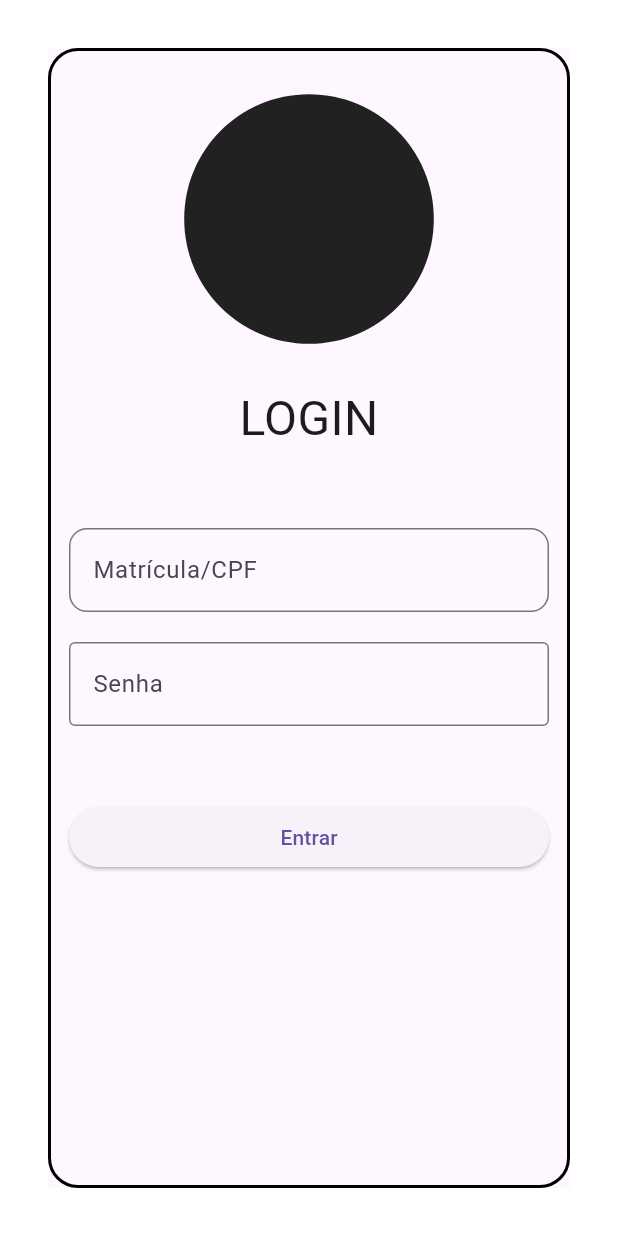
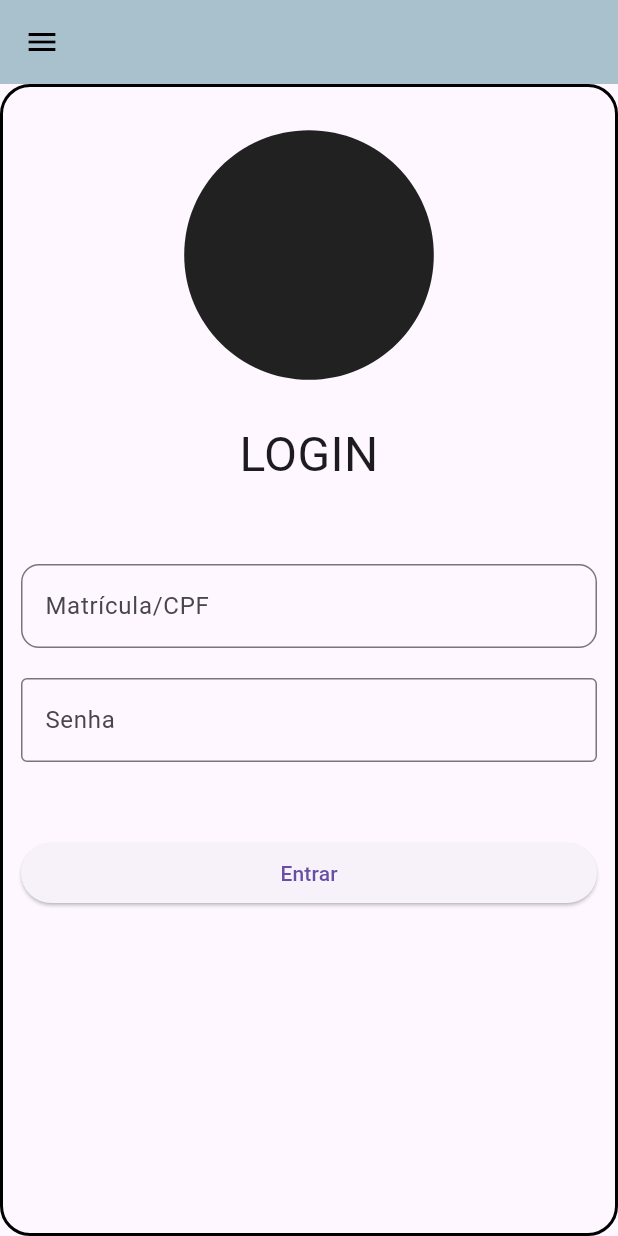
Before and after one commit to jappejappe/AlimTrack-Hackathon, a Flutter app: the screen it shows after launch, on a phone screen of 412 x 824 dp. Run offline on Flutter 3.47's test engine with Material 3 defaults, Android fonts, the phone set to English and light mode, and no system bars.

Commit message:
feature: rotas para navegação

```diff
--- a/lib/main.dart
+++ b/lib/main.dart
@@ -1,5 +1,6 @@
 import 'package:flutter/material.dart';
 import 'package:alimtrack/screens/login.dart';
+import 'package:alimtrack/screens/cardapio.dart';
 
 void main() {
   runApp(const MainApp());
@@ -11,9 +12,15 @@ class MainApp extends StatelessWidget {
   @override
   Widget build(BuildContext context) {
     return MaterialApp(
-      home: LoginScreen(),
+      home: CardapioScreen(),
       title: "AlimTrack",
       debugShowCheckedModeBanner: false,
+
+      routes: {
+        '/login': (context) => LoginScreen(),
+        '/cardapio': (context) => CardapioScreen(),
+        // Medicine routes
+      },
     );
   }
 }
--- /dev/null
+++ b/lib/screens/cardapio.dart
@@ -0,0 +1,50 @@
+import 'package:flutter/material.dart';
+import 'package:alimtrack/components/drawer.dart' as menu;
+
+class CardapioScreen extends StatelessWidget {
+  @override
+  Widget build(BuildContext context) {
+    return Scaffold(
+      appBar: AppBar(
+        backgroundColor: Color.fromARGB(255, 168, 193, 205),
+        centerTitle: true,
+        title: const Text("", style: TextStyle(fontSize: 16)),
+        iconTheme: const IconThemeData(color: Colors.black)),
+
+      drawer: menu.Menu(),
+      body: Container(
+        padding: EdgeInsets.all(12.0),
+        decoration: BoxDecoration(
+          border: Border.all(width: 2),
+          borderRadius: BorderRadius.circular(20),
+        ),
+        child: ListView(
+          children: [
+            Icon(Icons.circle, size: 200),
+            SizedBox(height: 10),
+            Text(
+              "LOGIN",
+              textAlign: TextAlign.center,
+              style: TextStyle(fontSize: 32),
+            ),
+            SizedBox(height: 50),
+            TextField(
+              decoration: InputDecoration(
+                border: OutlineInputBorder(borderRadius: BorderRadius.circular(12)),
+                labelText: "Matrícula/CPF",
+              ),
+            ),
+            SizedBox(height: 20),
+            TextField(
+              decoration: InputDecoration(
+                border: OutlineInputBorder(),
+                labelText: "Senha",
+              ),
+            ),
+            SizedBox(height: 50),
+            ElevatedButton(onPressed: () {}, child: Text("Entrar")),
+          ],
+        ),
+      ));
+  }
+}
```
